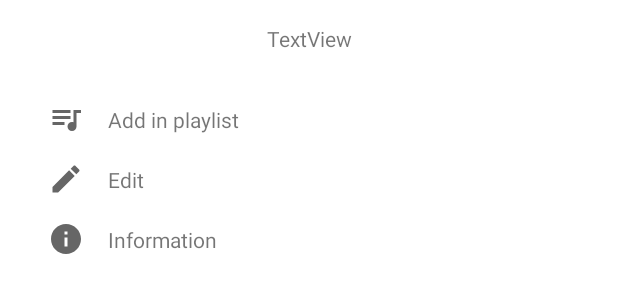
After one commit to Vennic/RadioPlayerV2, an Android app: the layout audio_bottom_dialog.xml on its own in the app's theme, with its tools: preview values and no code run, on a phone screen of 412 x 824 dp. The commit adds this screen. Shown: the top 300 px of the screen. Run offline under Robolectric (Android 15) with nearby library versions, the phone set to English and light mode, and no system bars.

Commit message:
Add audio and playlist bottom dialogs

```diff
--- a/app/src/main/java/com/kuzheevadel/radioplayerv2/audio/di/AudioComponent.kt
+++ b/app/src/main/java/com/kuzheevadel/radioplayerv2/audio/di/AudioComponent.kt
@@ -3,7 +3,8 @@ package com.kuzheevadel.radioplayerv2.audio.di
 import com.kuzheevadel.radioplayerv2.audio.albums.AlbumsFragment
 import com.kuzheevadel.radioplayerv2.audio.allaudio.AllAudioFragment
 import com.kuzheevadel.radioplayerv2.audio.detailalbum.DetailedAlbumFragment
-import com.kuzheevadel.radioplayerv2.audio.dialogs.CreatePlaylistDialogFragment
+import com.kuzheevadel.radioplayerv2.audio.dialogs.PlaylistBottomDialogFragment
+import com.kuzheevadel.radioplayerv2.audio.dialogs.PlaylistNameDialogFragment
 import com.kuzheevadel.radioplayerv2.audio.playlists.PlaylistFragment
 import dagger.Subcomponent
 
@@ -20,5 +21,6 @@ interface AudioComponent {
     fun inject(fragment: AlbumsFragment)
     fun inject(fragment: PlaylistFragment)
     fun inject(fragment: DetailedAlbumFragment)
-    fun inject(dialogFragment: CreatePlaylistDialogFragment)
+    fun inject(nameDialogFragment: PlaylistNameDialogFragment)
+    fun inject(playlistBottomDialog: PlaylistBottomDialogFragment)
 }
--- a/app/src/main/java/com/kuzheevadel/radioplayerv2/repositories/AudioRepository.kt
+++ b/app/src/main/java/com/kuzheevadel/radioplayerv2/repositories/AudioRepository.kt
@@ -20,6 +20,6 @@ interface AudioRepository {
     fun getAllPlaylists(): List<Playlist>
     suspend fun createPlaylist(name: String)
     suspend fun renamePlaylist(newName: String, position: Int)
-    suspend fun deletePlaylist(playlistId: String)
+    suspend fun deletePlaylist(position: Int)
     suspend fun addAudioInPlaylist(audio: Audio, playlist: Playlist)
 }
--- a/app/src/main/java/com/kuzheevadel/radioplayerv2/repositories/AudioRepositoryImp.kt
+++ b/app/src/main/java/com/kuzheevadel/radioplayerv2/repositories/AudioRepositoryImp.kt
@@ -3,7 +3,6 @@ package com.kuzheevadel.radioplayerv2.repositories
 import android.content.ContentUris
 import android.net.Uri
 import android.provider.MediaStore
-import android.util.Log
 import com.kuzheevadel.radioplayerv2.audio.di.AudioFragmentScope
 import com.kuzheevadel.radioplayerv2.common.Constants
 import com.kuzheevadel.radioplayerv2.database.PlaylistAudioDao
@@ -146,8 +145,9 @@ class AudioRepositoryImp @Inject constructor(
         playlistAudioDao.updatePlaylistInfo(renamedPlaylistInfo)
     }
 
-    override suspend fun deletePlaylist(playlistId: String) {
-        playlistAudioDao.deletePlaylistInfo(playlistId)
+    override suspend fun deletePlaylist(position: Int) {
+        val id = _playlistInfoList[position].id
+        playlistAudioDao.deletePlaylistInfo(id)
     }
 
     override suspend fun addAudioInPlaylist(audio: Audio, playlist: Playlist) {
--- /dev/null
+++ b/app/src/main/res/drawable/ic_baseline_create_24.xml
@@ -0,0 +1,10 @@
+<vector xmlns:android="http://schemas.android.com/apk/res/android"
+    android:width="24dp"
+    android:height="24dp"
+    android:viewportWidth="24"
+    android:viewportHeight="24"
+    android:tint="?attr/colorControlNormal">
+  <path
+      android:fillColor="@android:color/white"
+      android:pathData="M3,17.25V21h3.75L17.81,9.94l-3.75,-3.75L3,17.25zM20.71,7.04c0.39,-0.39 0.39,-1.02 0,-1.41l-2.34,-2.34c-0.39,-0.39 -1.02,-0.39 -1.41,0l-1.83,1.83 3.75,3.75 1.83,-1.83z"/>
+</vector>
--- /dev/null
+++ b/app/src/main/res/drawable/ic_baseline_info_24.xml
@@ -0,0 +1,10 @@
+<vector xmlns:android="http://schemas.android.com/apk/res/android"
+    android:width="24dp"
+    android:height="24dp"
+    android:viewportWidth="24"
+    android:viewportHeight="24"
+    android:tint="?attr/colorControlNormal">
+  <path
+      android:fillColor="@android:color/white"
+      android:pathData="M12,2C6.48,2 2,6.48 2,12s4.48,10 10,10 10,-4.48 10,-10S17.52,2 12,2zM13,17h-2v-6h2v6zM13,9h-2L11,7h2v2z"/>
+</vector>
--- /dev/null
+++ b/app/src/main/res/layout/audio_bottom_dialog.xml
@@ -0,0 +1,79 @@
+<?xml version="1.0" encoding="utf-8"?>
+<androidx.constraintlayout.widget.ConstraintLayout xmlns:android="http://schemas.android.com/apk/res/android"
+    xmlns:app="http://schemas.android.com/apk/res-auto"
+    xmlns:tools="http://schemas.android.com/tools"
+    android:layout_width="match_parent"
+    android:layout_height="wrap_content">
+
+    <TextView
+        android:id="@+id/audio_name_textView"
+        android:layout_width="wrap_content"
+        android:layout_height="wrap_content"
+        android:layout_marginTop="16dp"
+        android:text="TextView"
+        app:layout_constraintEnd_toEndOf="parent"
+        app:layout_constraintStart_toStartOf="parent"
+        app:layout_constraintTop_toTopOf="parent" />
+
+    <ImageView
+        android:id="@+id/imageView2"
+        android:layout_width="wrap_content"
+        android:layout_height="wrap_content"
+        android:layout_marginStart="32dp"
+        android:layout_marginTop="32dp"
+        app:layout_constraintStart_toStartOf="parent"
+        app:layout_constraintTop_toBottomOf="@+id/audio_name_textView"
+        app:srcCompat="@drawable/ic_baseline_queue_music_24" />
+
+    <ImageView
+        android:id="@+id/imageView3"
+        android:layout_width="wrap_content"
+        android:layout_height="wrap_content"
+        android:layout_marginStart="32dp"
+        android:layout_marginTop="16dp"
+        app:layout_constraintStart_toStartOf="parent"
+        app:layout_constraintTop_toBottomOf="@+id/imageView2"
+        app:srcCompat="@drawable/ic_baseline_create_24" />
+
+    <ImageView
+        android:id="@+id/imageView9"
+        android:layout_width="wrap_content"
+        android:layout_height="wrap_content"
+        android:layout_marginStart="32dp"
+        android:layout_marginTop="16dp"
+        android:layout_marginBottom="32dp"
+        app:layout_constraintBottom_toBottomOf="parent"
+        app:layout_constraintStart_toStartOf="parent"
+        app:layout_constraintTop_toBottomOf="@+id/imageView3"
+        app:srcCompat="@drawable/ic_baseline_info_24" />
+
+    <TextView
+        android:id="@+id/textView6"
+        android:layout_width="wrap_content"
+        android:layout_height="wrap_content"
+        android:layout_marginStart="16dp"
+        android:text="Add in playlist"
+        app:layout_constraintBottom_toBottomOf="@+id/imageView2"
+        app:layout_constraintStart_toEndOf="@+id/imageView2"
+        app:layout_constraintTop_toTopOf="@+id/imageView2" />
+
+    <TextView
+        android:id="@+id/textView8"
+        android:layout_width="wrap_content"
+        android:layout_height="wrap_content"
+        android:layout_marginStart="16dp"
+        android:text="Edit"
+        app:layout_constraintBottom_toBottomOf="@+id/imageView3"
+        app:layout_constraintStart_toEndOf="@+id/imageView3"
+        app:layout_constraintTop_toTopOf="@+id/imageView3" />
+
+    <TextView
+        android:id="@+id/textView10"
+        android:layout_width="wrap_content"
+        android:layout_height="wrap_content"
+        android:layout_marginStart="16dp"
+        android:text="Information"
+        app:layout_constraintBottom_toBottomOf="@+id/imageView9"
+        app:layout_constraintStart_toEndOf="@+id/imageView9"
+        app:layout_constraintTop_toTopOf="@+id/imageView9" />
+</androidx.constraintlayout.widget.ConstraintLayout>
```
Also changed, not shown: app/src/main/java/com/kuzheevadel/radioplayerv2/audio/dialogs/AudioBottomDialogFragment.kt (added, +19 -0 lines), app/src/main/java/com/kuzheevadel/radioplayerv2/audio/dialogs/PlaylistBottomDialogFragment.kt (added, +57 -0 lines), app/src/main/java/com/kuzheevadel/radioplayerv2/audio/dialogs/PlaylistNameDialogFragment.kt (renamed from app/src/main/java/com/kuzheevadel/radioplayerv2/audio/dialogs/CreatePlaylistDialogFragment.kt, +4 -3 lines), app/src/main/java/com/kuzheevadel/radioplayerv2/audio/playlists/PlaylistAdapter.kt (+4 -3 lines), app/src/main/java/com/kuzheevadel/radioplayerv2/audio/playlists/PlaylistFragment.kt (+17 -8 lines), app/src/main/java/com/kuzheevadel/radioplayerv2/audio/playlists/PlaylistViewModel.kt (+11 -3 lines), app/src/main/res/drawable/ic_baseline_delete_forever_24.xml (added, +10 -0 lines), app/src/main/res/layout/playlist_bottom_dialog.xml (added, +59 -0 lines), app/src/main/res/navigation/main_nav_graph.xml (+23 -5 lines).
